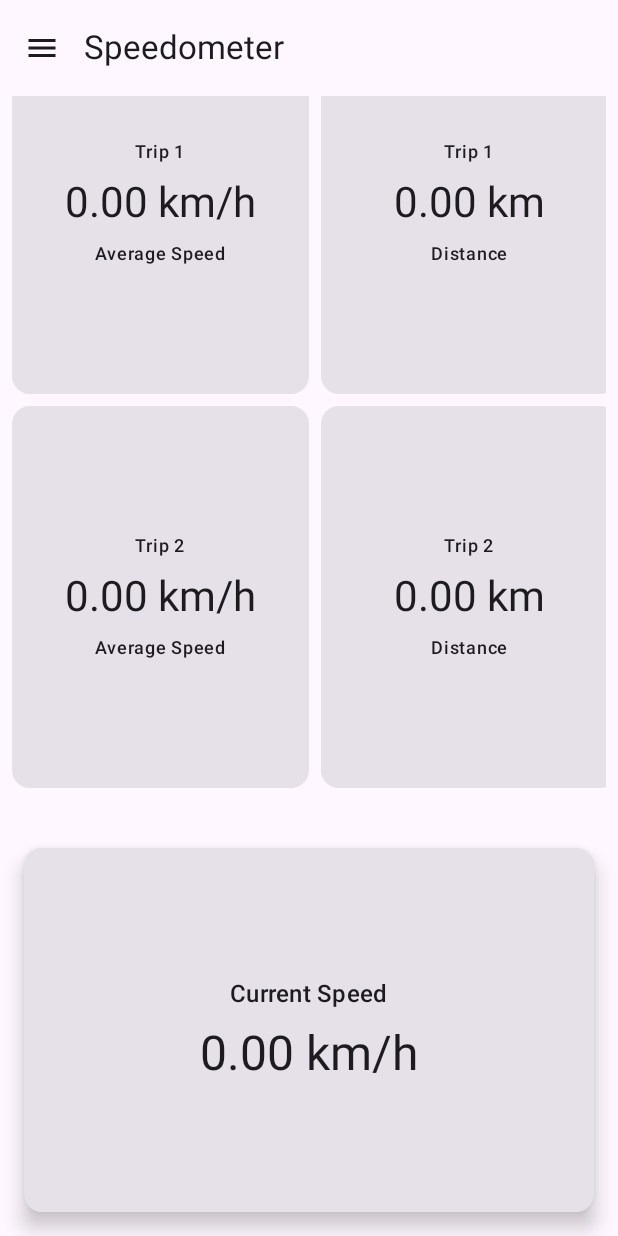
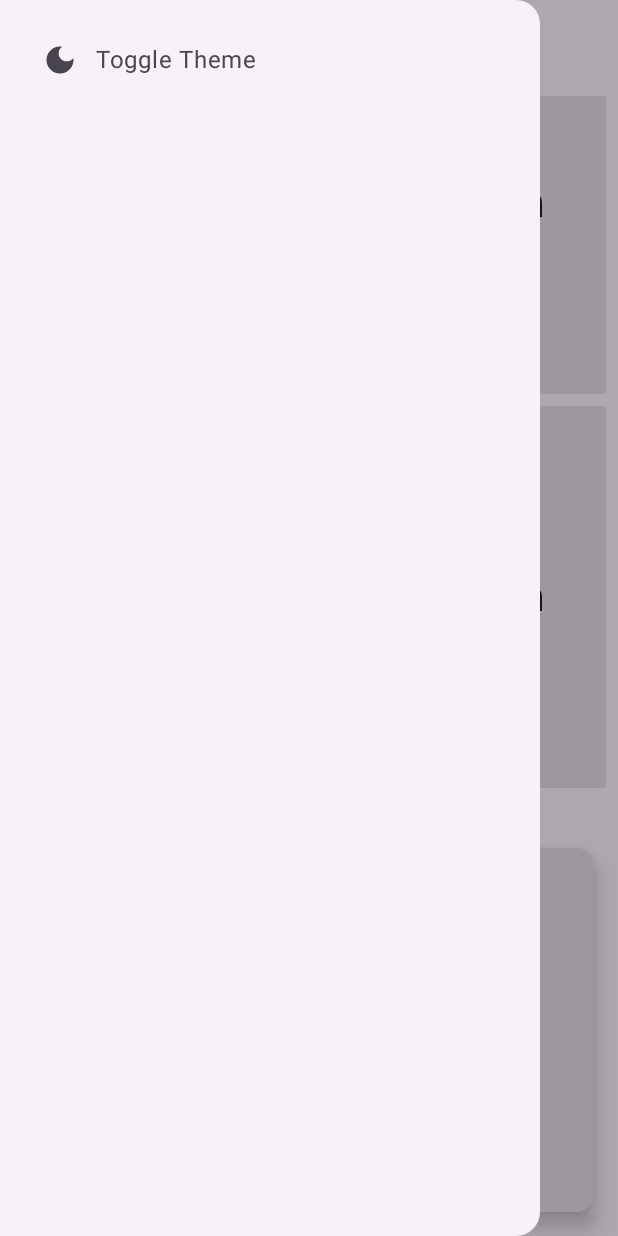
Before and after one commit to gitLRD/rally-trip-computer, an Android app built with Jetpack Compose: the screen it shows after launch (MainActivity), after a tap on an icon or button, on a phone screen of 412 x 824 dp. Run offline under Robolectric (Android 15) with nearby library versions, the light colour scheme and no system bars; 3 other taps on this screen came first.

Commit message:
Fixed sidebar layout

```diff
--- a/app/src/main/java/com/example/gpstripcomputer/MainActivity.kt
+++ b/app/src/main/java/com/example/gpstripcomputer/MainActivity.kt
@@ -9,8 +9,10 @@ import android.location.LocationManager
 import android.os.Bundle
 import android.util.Log
 import androidx.activity.ComponentActivity
+import androidx.activity.compose.rememberLauncherForActivityResult
 import androidx.activity.compose.setContent
 import androidx.activity.result.ActivityResultLauncher
+import androidx.activity.result.contract.ActivityResultContracts
 import androidx.compose.foundation.background
 import androidx.compose.foundation.clickable
 import androidx.compose.foundation.layout.Arrangement
@@ -38,7 +40,10 @@ import androidx.compose.material3.ExperimentalMaterial3Api
 import androidx.compose.material3.Icon
 import androidx.compose.material3.IconButton
 import androidx.compose.material3.MaterialTheme
+import androidx.compose.material3.ModalDrawerSheet
 import androidx.compose.material3.ModalNavigationDrawer
+import androidx.compose.material3.NavigationDrawerItem
+import androidx.compose.material3.NavigationDrawerItemDefaults
 import androidx.compose.material3.Scaffold
 import androidx.compose.material3.Text
 import androidx.compose.material3.TopAppBar
@@ -46,6 +51,7 @@ import androidx.compose.material3.darkColorScheme
 import androidx.compose.material3.lightColorScheme
 import androidx.compose.material3.rememberDrawerState
 import androidx.compose.runtime.Composable
+import androidx.compose.runtime.LaunchedEffect
 import androidx.compose.runtime.getValue
 import androidx.compose.runtime.mutableStateListOf
 import androidx.compose.runtime.mutableStateOf
@@ -55,6 +61,7 @@ import androidx.compose.runtime.setValue
 import androidx.compose.runtime.snapshots.SnapshotStateList
 import androidx.compose.ui.Alignment
 import androidx.compose.ui.Modifier
+import androidx.compose.ui.graphics.vector.ImageVector
 import androidx.compose.ui.platform.LocalContext
 import androidx.compose.ui.unit.dp
 import androidx.core.app.ActivityCompat
@@ -78,6 +85,13 @@ data class Trip(
 
 }
 
+// Data class for navigation drawer items
+data class NavigationDrawerItem(
+    val title: String,
+    val selectedIcon: ImageVector,
+    val unselectedIcon: ImageVector,
+    val badgeCount: Int? = null
+)
 
 class MainActivity : ComponentActivity() {
 
@@ -95,47 +109,84 @@ class MainActivity : ComponentActivity() {
     @Composable
     fun SpeedometerApp() {
         var speed by remember { mutableStateOf(0f) }
-        var isDarkTheme by remember { mutableStateOf(false) }  // New: Track theme state
+        var isDarkTheme by remember { mutableStateOf(false) }
         val trips = remember { mutableStateListOf(Trip(), Trip()) }
         val context = LocalContext.current
+        val drawerState = rememberDrawerState(DrawerValue.Closed)
+        val scope = rememberCoroutineScope()
+        var selectedItemIndex by remember { mutableStateOf(0) } // Track selected item
 
-        val drawerState = rememberDrawerState(DrawerValue.Closed) // New: Manage drawer state
-        val scope = rememberCoroutineScope() // New: Coroutine scope for drawer
+        val permissionLauncher = rememberLauncherForActivityResult(
+            contract = ActivityResultContracts.RequestPermission()
+        ) { isGranted: Boolean ->
+            if (isGranted) {
+                startTracking(context, trips) { newSpeed -> speed = newSpeed }
+            } else {
+                if (isDebugMode) {
+                    Log.d("Speedometer", "Permission denied")
+                }
+            }
+        }
 
-        MaterialTheme(
-            colorScheme = if (isDarkTheme) darkColorScheme() else lightColorScheme() // New: Apply dark/light theme
-        ) {
-            // Drawer with scaffold wrapping the content
+        LaunchedEffect(Unit) {
+            checkPermissionsAndStartTracking(context, permissionLauncher, trips) { newSpeed ->
+                speed = newSpeed
+            }
+        }
+
+        // Define your drawer items
+        val items = listOf(
+            NavigationDrawerItem(
+                title = "Toggle Theme",
+                selectedIcon = if (isDarkTheme) Icons.Filled.LightMode else Icons.Filled.DarkMode,
+                unselectedIcon = if (isDarkTheme) Icons.Filled.LightMode else Icons.Filled.DarkMode,
+                badgeCount = null
+            )
+            // Add more items as needed
+        )
+
+        MaterialTheme(colorScheme = if (isDarkTheme) darkColorScheme() else lightColorScheme()) {
             ModalNavigationDrawer(
                 drawerState = drawerState,
                 gesturesEnabled = drawerState.isOpen,
                 drawerContent = {
-                    Box(
-                        modifier = Modifier
-                            .fillMaxSize() // Ensure it fills the entire drawer
-                            .background(MaterialTheme.colorScheme.surface) // Background color
-                            .padding(0.dp) // Remove any padding if added previously
-                    ) {
-                        Column(
-                            modifier = Modifier
-                                .fillMaxSize() // Ensure Column fills the Box
-                                .padding(16.dp) // Apply padding within the Column
-                        ) {
-                            Text(text = "Settings", style = MaterialTheme.typography.titleMedium)
-                            Spacer(modifier = Modifier.height(16.dp))
-
-                            // Theme toggle button inside the drawer
-                            Row(verticalAlignment = Alignment.CenterVertically) {
-                                Icon(
-                                    imageVector = if (isDarkTheme) Icons.Filled.LightMode else Icons.Filled.DarkMode,
-                                    contentDescription = "Theme Icon"
+                    ModalDrawerSheet {
+                        Spacer(Modifier.height(12.dp))
+                        items.forEachIndexed { index, item ->
+                            if (item.title == "Toggle Theme") {
+                                NavigationDrawerItem(
+                                    label = { Text(item.title) },
+                                    selected = false, // Theme toggle is not selectable
+                                    onClick = {
+                                        isDarkTheme = !isDarkTheme
+                                        scope.launch { drawerState.close() }
+                                    },
+                                    icon = {
+                                        Icon(
+                                            imageVector = if (isDarkTheme) Icons.Filled.LightMode else Icons.Filled.DarkMode,
+                                            contentDescription = item.title
+                                        )
+                                    },
+                                    modifier = Modifier.padding(NavigationDrawerItemDefaults.ItemPadding)
                                 )
-                                Spacer(modifier = Modifier.width(8.dp))
-                                Text(
-                                    text = if (isDarkTheme) "Light Theme" else "Dark Theme",
-                                    modifier = Modifier.clickable {
-                                        isDarkTheme = !isDarkTheme // Toggle theme state
-                                    }
+                            } else {
+                                NavigationDrawerItem(
+                                    label = { Text(item.title) },
+                                    selected = index == selectedItemIndex,
+                                    onClick = {
+                                        selectedItemIndex = index
+                                        scope.launch { drawerState.close() }
+                                    },
+                                    icon = {
+                                        Icon(
+                                            imageVector = if (index == selectedItemIndex) item.selectedIcon else item.unselectedIcon,
+                                            contentDescription = item.title
+                                        )
+                                    },
+                                    badge = {
+                                        item.badgeCount?.let { Text(it.toString()) }
+                                    },
+                                    modifier = Modifier.padding(NavigationDrawerItemDefaults.ItemPadding)
                                 )
                             }
                         }
@@ -147,12 +198,8 @@ class MainActivity : ComponentActivity() {
                         TopAppBar(
                             title = { Text(text = "Speedometer") },
                             navigationIcon = {
-                                IconButton(onClick = {
-                                    scope.launch {
-                                        drawerState.open() // Open the drawer when the icon is clicked
-                                    }
-                                }) {
-                                    Icon(Icons.Default.Menu, contentDescription = "Menu Icon") // Hamburger icon
+                                IconButton(onClick = { scope.launch { drawerState.open() } }) {
+                                    Icon(Icons.Default.Menu, contentDescription = "Menu Icon")
                                 }
                             }
                         )
```
